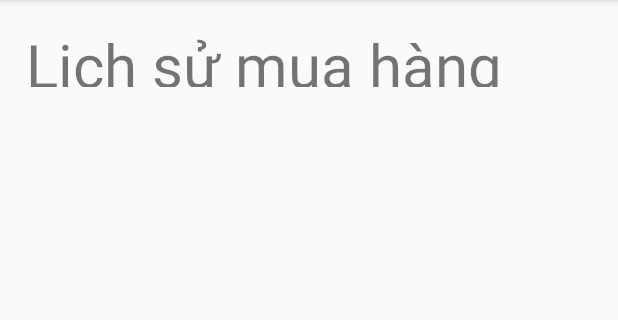
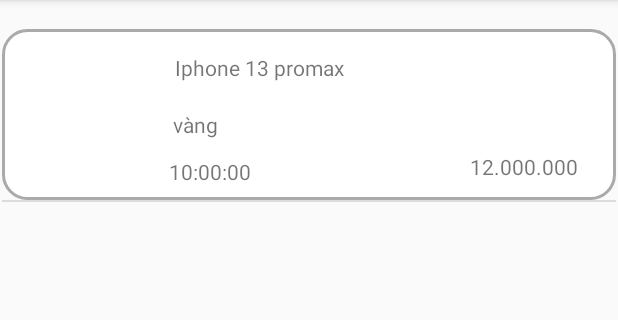
Before and after one commit to CallmeDunno/UngDungMuaDienThoai, an Android app: the fragment HistoryFragment placed in its activity, on a phone screen of 412 x 824 dp, the part 84-404 px from its top. Run offline under Robolectric (Android 15) with nearby library versions, the phone set to English and light mode, and no system bars; Roboto replaces fonts that are not available here; 1 statement that could not run was skipped.

Commit message:
kien's list view

```diff
--- /dev/null
+++ b/app/src/main/java/com/example/qlbdt/fAdapter/HistoryAdapter.java
@@ -0,0 +1,76 @@
+package com.example.qlbdt.fAdapter;
+
+import android.app.Activity;
+import android.content.Context;
+import android.graphics.Bitmap;
+import android.graphics.BitmapFactory;
+import android.view.LayoutInflater;
+import android.view.View;
+import android.view.ViewGroup;
+import android.widget.BaseAdapter;
+import android.widget.ImageView;
+import android.widget.TextView;
+
+import com.example.qlbdt.R;
+import com.example.qlbdt.fObject.History;
+
+import java.util.ArrayList;
+
+public class HistoryAdapter extends BaseAdapter {
+   // ngữ cảnh của ứng dụng
+    private Activity context;
+    //    danh sách các contact
+    private ArrayList<History> histories;
+
+    //    object để phần tích layout
+    private LayoutInflater inflater;
+
+    public HistoryAdapter(Activity activity, ArrayList<History> histories) {
+        this.context = activity;
+        this.histories = histories;
+        this.inflater = (LayoutInflater) activity.getSystemService(Context.LAYOUT_INFLATER_SERVICE);
+    }
+    @Override
+    public int getCount() {
+        return histories.size();
+    }
+
+    @Override
+    public Object getItem(int i) {
+        return histories.get(i);
+    }
+
+    @Override
+    public long getItemId(int i) {
+        return histories.get(i).getId();
+    }
+
+    @Override
+    public View getView(int i, View convertView, ViewGroup viewGroup) {
+        View v = convertView;
+        if(v==null){
+            v = inflater.inflate(R.layout.item_lv_history_kien, null);
+            //        set ảnh cho sản phẩm
+            ImageView imgProduct = v.findViewById(R.id.imgProduct_kien);
+//            byte[] image = histories.get(i).getImgSmartPhone();
+//            Bitmap bitmap = BitmapFactory.decodeByteArray(image, 0, image.length);
+//            imgProduct.setImageBitmap(bitmap);
+
+
+            //        set tên sản phẩm
+            TextView nameProduct = v.findViewById(R.id.nameProduct_kien);
+            nameProduct.setText(histories.get(i).getNameSmartPhone());
+
+
+            TextView colorProduct = v.findViewById(R.id.colorProduct_kien);
+            colorProduct.setText(histories.get(i).getColor());
+
+            TextView priceProduct = v.findViewById(R.id.priceProduct_kien);
+            priceProduct.setText(histories.get(i).getPriceSmartPhone());
+
+            TextView orderTime = v.findViewById(R.id.ordertime_kien);
+            orderTime.setText(histories.get(i).getOrderTime());
+        }
+        return v;
+    }
+}
--- a/app/src/main/java/com/example/qlbdt/fFragment/HistoryFragment.java
+++ b/app/src/main/java/com/example/qlbdt/fFragment/HistoryFragment.java
@@ -1,18 +1,29 @@
 package com.example.qlbdt.fFragment;
 
+import android.database.Cursor;
 import android.os.Bundle;
 import android.view.LayoutInflater;
 import android.view.View;
 import android.view.ViewGroup;
+import android.widget.ListView;
 import android.widget.TextView;
 import android.widget.Toast;
 
 import androidx.fragment.app.Fragment;
 
 import com.example.qlbdt.R;
+import com.example.qlbdt.fActivity.HomeActivity;
+import com.example.qlbdt.fAdapter.HistoryAdapter;
+import com.example.qlbdt.fDatabase.MyDatabase;
+import com.example.qlbdt.fObject.History;
+
+import java.util.ArrayList;
 
 public class HistoryFragment extends Fragment {
 
+    private ArrayList<History> historyArrayList;
+    private HistoryAdapter listAdapter;
+    private ListView lstHistory;
 
 
     @Override
@@ -20,7 +31,14 @@ public class HistoryFragment extends Fragment {
                              Bundle savedInstanceState) {
 
         View view = inflater.inflate(R.layout.fragment_history, container, false);
-//        kien's commit
+        Cursor c =  HomeActivity.database.SelectData("select * \n" +
+                "from History h join Person p on p.idPerson = h.idHistory join SmartphoneDetails smd on smd.idDetails = h.idDetails " +
+                "join SmartPhone sp on sp.idSmartPhone = smd.idSmartPhone");
+        historyArrayList = new ArrayList<>();
+        historyArrayList.add(new History(1, "10:00:00","vàng","Iphone 13 promax","12.000.000"));
+        listAdapter = new HistoryAdapter(getActivity(), historyArrayList);
+        lstHistory = view.findViewById(R.id.lvHistoryKien);
+        lstHistory.setAdapter(listAdapter);
         return view;
     }
 }
--- /dev/null
+++ b/app/src/main/java/com/example/qlbdt/fObject/History.java
@@ -0,0 +1,150 @@
+package com.example.qlbdt.fObject;
+
+import java.util.Date;
+
+public class History {
+    private int id;
+    private String orderTime;
+    private String color;
+    private String nameCustomer;
+    private String phoneNumber;
+    private String email;
+    private String address;
+    private byte[] avatar;
+    private String nameSmartPhone;
+    private String priceSmartPhone;
+    private String quantitySmartPhone;
+    private byte[] imgSmartPhone;
+
+
+    public History(int id, String orderTime, String color, String nameCustomer, String phoneNumber, String email, String address, byte[] avatar, String nameSmartPhone, String priceSmartPhone, String quantitySmartPhone, byte[] imgSmartPhone) {
+        this.id = id;
+        this.orderTime = orderTime;
+        this.color = color;
+        this.nameCustomer = nameCustomer;
+        this.phoneNumber = phoneNumber;
+        this.email = email;
+        this.address = address;
+        this.avatar = avatar;
+        this.nameSmartPhone = nameSmartPhone;
+        this.priceSmartPhone = priceSmartPhone;
+        this.quantitySmartPhone = quantitySmartPhone;
+        this.imgSmartPhone = imgSmartPhone;
+    }
+
+    public History() {
+    }
+
+    public History(int id, String orderTime, String color, String nameSmartPhone, String priceSmartPhone, byte[] imgSmartPhone) {
+        this.id = id;
+        this.orderTime = orderTime;
+        this.color = color;
+        this.nameSmartPhone = nameSmartPhone;
+        this.priceSmartPhone = priceSmartPhone;
+        this.imgSmartPhone = imgSmartPhone;
+    }
+
+    public History(int id, String orderTime, String color, String nameSmartPhone, String priceSmartPhone) {
+        this.id = id;
+        this.orderTime = orderTime;
+        this.color = color;
+        this.nameSmartPhone = nameSmartPhone;
+        this.priceSmartPhone = priceSmartPhone;
+    }
+
+    public int getId() {
+        return id;
+    }
+
+    public void setId(int id) {
+        this.id = id;
+    }
+
+    public String getOrderTime() {
+        return orderTime;
+    }
+
+    public void setOrderTime(String orderTime) {
+        this.orderTime = orderTime;
+    }
+
+    public String getColor() {
+        return color;
+    }
+
+    public void setColor(String color) {
+        this.color = color;
+    }
+
+    public String getNameCustomer() {
+        return nameCustomer;
+    }
+
+    public void setNameCustomer(String nameCustomer) {
+        this.nameCustomer = nameCustomer;
+    }
+
+    public String getPhoneNumber() {
+        return phoneNumber;
+    }
+
+    public void setPhoneNumber(String phoneNumber) {
+        this.phoneNumber = phoneNumber;
+    }
+
+    public String getEmail() {
+        return email;
+    }
+
+    public void setEmail(String email) {
+        this.email = email;
+    }
+
+    public String getAddress() {
+        return address;
+    }
+
+    public void setAddress(String address) {
+        this.address = address;
+    }
+
+    public byte[] getAvatar() {
+        return avatar;
+    }
+
+    public void setAvatar(byte[] avatar) {
+        this.avatar = avatar;
+    }
+
+    public String getNameSmartPhone() {
+        return nameSmartPhone;
+    }
+
+    public void setNameSmartPhone(String nameSmartPhone) {
+        this.nameSmartPhone = nameSmartPhone;
+    }
+
+    public String getPriceSmartPhone() {
+        return priceSmartPhone;
+    }
+
+    public void setPriceSmartPhone(String priceSmartPhone) {
+        this.priceSmartPhone = priceSmartPhone;
+    }
+
+    public String getQuantitySmartPhone() {
+        return quantitySmartPhone;
+    }
+
+    public void setQuantitySmartPhone(String quantitySmartPhone) {
+        this.quantitySmartPhone = quantitySmartPhone;
+    }
+
+    public byte[] getImgSmartPhone() {
+        return imgSmartPhone;
+    }
+
+    public void setImgSmartPhone(byte[] imgSmartPhone) {
+        this.imgSmartPhone = imgSmartPhone;
+    }
+}
--- a/app/src/main/res/layout/fragment_history.xml
+++ b/app/src/main/res/layout/fragment_history.xml
@@ -6,16 +6,12 @@
     android:layout_height="match_parent"
     tools:context=".fFragment.HistoryFragment">
 
-    <TextView
-        android:id="@+id/tvhistory"
-        android:layout_width="378dp"
-        android:layout_height="42dp"
-        android:layout_marginTop="16dp"
-        android:text="@string/History"
-        android:textSize="40sp"
+    <ListView
+        android:id="@+id/lvHistoryKien"
+        android:layout_width="409dp"
+        android:layout_height="729dp"
+        app:layout_constraintBottom_toBottomOf="parent"
         app:layout_constraintEnd_toEndOf="parent"
-        app:layout_constraintHorizontal_bias="0.515"
         app:layout_constraintStart_toStartOf="parent"
         app:layout_constraintTop_toTopOf="parent" />
-
 </androidx.constraintlayout.widget.ConstraintLayout>
--- /dev/null
+++ b/app/src/main/res/layout/item_lv_history_kien.xml
@@ -0,0 +1,64 @@
+<?xml version="1.0" encoding="utf-8"?>
+<androidx.constraintlayout.widget.ConstraintLayout xmlns:android="http://schemas.android.com/apk/res/android"
+    xmlns:app="http://schemas.android.com/apk/res-auto"
+    xmlns:tools="http://schemas.android.com/tools"
+    android:layout_width="match_parent"
+    android:layout_height="match_parent"
+    android:background="@drawable/btn_selector2"
+    >
+
+    <ImageView
+        android:id="@+id/imgProduct_kien"
+        android:layout_width="90dp"
+        android:layout_height="96dp"
+        android:layout_marginStart="16dp"
+        android:layout_marginTop="16dp"
+        app:layout_constraintStart_toStartOf="parent"
+        app:layout_constraintTop_toTopOf="parent"
+        tools:srcCompat="@tools:sample/avatars" />
+
+    <TextView
+        android:id="@+id/nameProduct_kien"
+        android:layout_width="275dp"
+        android:layout_height="30dp"
+        android:layout_marginTop="16dp"
+        android:text="tên sản phẩm"
+        app:layout_constraintEnd_toEndOf="parent"
+        app:layout_constraintHorizontal_bias="0.333"
+        app:layout_constraintStart_toEndOf="@+id/imgProduct_kien"
+        app:layout_constraintTop_toTopOf="parent" />
+
+    <TextView
+        android:id="@+id/colorProduct_kien"
+        android:layout_width="63dp"
+        android:layout_height="27dp"
+        android:layout_marginStart="8dp"
+        android:layout_marginTop="8dp"
+        android:text="màu sắc"
+        app:layout_constraintStart_toEndOf="@+id/imgProduct_kien"
+        app:layout_constraintTop_toBottomOf="@+id/nameProduct_kien" />
+
+    <TextView
+        android:id="@+id/ordertime_kien"
+        android:layout_width="106dp"
+        android:layout_height="27dp"
+        android:layout_marginStart="5dp"
+        android:layout_marginTop="4dp"
+        android:text="Ngày mua"
+        app:layout_constraintEnd_toStartOf="@+id/priceProduct_kien"
+        app:layout_constraintHorizontal_bias="0.0"
+        app:layout_constraintStart_toEndOf="@+id/imgProduct_kien"
+        app:layout_constraintTop_toBottomOf="@+id/colorProduct_kien" />
+
+    <TextView
+        android:id="@+id/priceProduct_kien"
+        android:layout_width="81dp"
+        android:layout_height="32dp"
+        android:layout_marginTop="36dp"
+        android:layout_marginEnd="16dp"
+        android:text="Giá"
+        app:layout_constraintEnd_toEndOf="parent"
+        app:layout_constraintHorizontal_bias="1.0"
+        app:layout_constraintStart_toEndOf="@+id/colorProduct_kien"
+        app:layout_constraintTop_toBottomOf="@+id/nameProduct_kien" />
+</androidx.constraintlayout.widget.ConstraintLayout>
```
